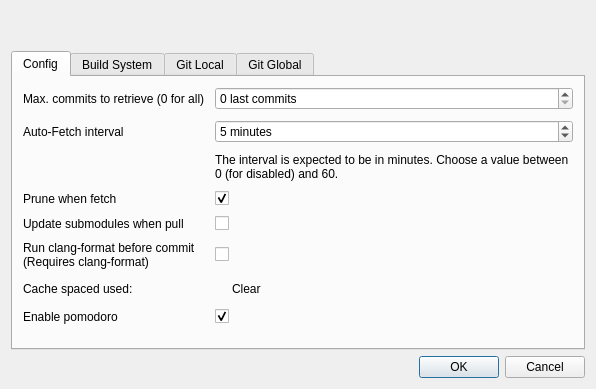
Old version of the form src/aux_widgets/RepoConfigDlg.ui in the repository francescmm/GitQlient.
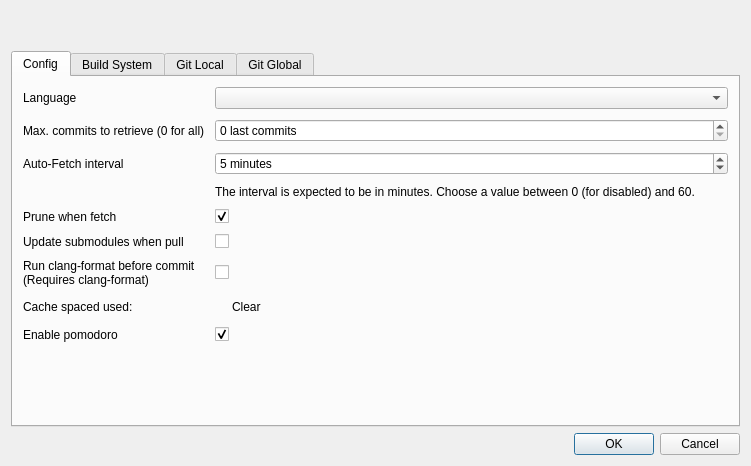
New version of the form. Icons and pictures are not drawn. Custom widgets are drawn as their Qt base class.

Commit message: #181 Adding translation management + English

Diff of the .ui file:
```diff
--- a/src/aux_widgets/RepoConfigDlg.ui
+++ b/src/aux_widgets/RepoConfigDlg.ui
@@ -6,8 +6,8 @@
    <rect>
     <x>0</x>
     <y>0</y>
-    <width>596</width>
-    <height>389</height>
+    <width>751</width>
+    <height>466</height>
    </rect>
   </property>
   <property name="windowTitle">
@@ -75,51 +75,14 @@
        <property name="spacing">
         <number>10</number>
        </property>
-       <item row="3" column="0">
-        <widget class="QLabel" name="label_2">
-         <property name="text">
-          <string>Prune when fetch</string>
-         </property>
-        </widget>
-       </item>
-       <item row="3" column="1">
-        <widget class="CheckBox" name="pruneOnFetch">
-         <property name="text">
-          <string/>
-         </property>
-         <property name="checked">
-          <bool>true</bool>
-         </property>
-        </widget>
-       </item>
-       <item row="9" column="1">
-        <spacer name="verticalSpacer">
-         <property name="orientation">
-          <enum>Qt::Vertical</enum>
-         </property>
-         <property name="sizeHint" stdset="0">
-          <size>
-           <width>20</width>
-           <height>40</height>
-          </size>
-         </property>
-        </spacer>
-       </item>
-       <item row="5" column="1">
+       <item row="6" column="1">
         <widget class="CheckBox" name="clangFormat">
          <property name="text">
           <string/>
          </property>
         </widget>
        </item>
-       <item row="0" column="0">
-        <widget class="QLabel" name="label_7">
-         <property name="text">
-          <string>Max. commits to retrieve (0 for all)</string>
-         </property>
-        </widget>
-       </item>
-       <item row="0" column="1">
+       <item row="1" column="1">
         <widget class="QSpinBox" name="sbMaxCommits">
          <property name="suffix">
           <string> last commits</string>
@@ -135,51 +98,7 @@
          </property>
         </widget>
        </item>
-       <item row="2" column="1">
-        <widget class="QLabel" name="label_3">
-         <property name="text">
-          <string>The interval is expected to be in minutes. Choose a value between 0 (for disabled) and 60.</string>
-         </property>
-         <property name="wordWrap">
-          <bool>true</bool>
-         </property>
-        </widget>
-       </item>
-       <item row="1" column="0">
-        <widget class="QLabel" name="label">
-         <property name="text">
-          <string>Auto-Fetch interval</string>
-         </property>
-        </widget>
-       </item>
-       <item row="1" column="1">
-        <widget class="QSpinBox" name="autoFetch">
-         <property name="suffix">
-          <string> minutes</string>
-         </property>
-         <property name="maximum">
-          <number>60</number>
-         </property>
-         <property name="value">
-          <number>5</number>
-         </property>
-        </widget>
-       </item>
-       <item row="7" column="0">
-        <widget class="QLabel" name="label_4">
-         <property name="text">
-          <string>Cache spaced used:</string>
-         </property>
-        </widget>
-       </item>
-       <item row="5" column="0">
-        <widget class="QLabel" name="labelClangFormat">
-         <property name="text">
-          <string>&lt;html&gt;&lt;head/&gt;&lt;body&gt;&lt;p&gt;Run clang-format before commit&lt;br/&gt;(Requires clang-format)&lt;/p&gt;&lt;/body&gt;&lt;/html&gt;</string>
-         </property>
-        </widget>
-       </item>
-       <item row="7" column="1">
+       <item row="8" column="1">
         <layout class="QHBoxLayout" name="horizontalLayout">
          <property name="spacing">
           <number>10</number>
@@ -213,37 +132,128 @@
          </item>
         </layout>
        </item>
-       <item row="4" column="0">
+       <item row="1" column="0">
+        <widget class="QLabel" name="label_7">
+         <property name="text">
+          <string>Max. commits to retrieve (0 for all)</string>
+         </property>
+        </widget>
+       </item>
+       <item row="5" column="0">
         <widget class="QLabel" name="label_5">
          <property name="text">
           <string>Update submodules when pull</string>
          </property>
         </widget>
        </item>
+       <item row="2" column="0">
+        <widget class="QLabel" name="label">
+         <property name="text">
+          <string>Auto-Fetch interval</string>
+         </property>
+        </widget>
+       </item>
+       <item row="3" column="1">
+        <widget class="QLabel" name="label_3">
+         <property name="text">
+          <string>The interval is expected to be in minutes. Choose a value between 0 (for disabled) and 60.</string>
+         </property>
+         <property name="wordWrap">
+          <bool>true</bool>
+         </property>
+        </widget>
+       </item>
+       <item row="10" column="1">
+        <spacer name="verticalSpacer">
+         <property name="orientation">
+          <enum>Qt::Vertical</enum>
+         </property>
+         <property name="sizeHint" stdset="0">
+          <size>
+           <width>20</width>
+           <height>40</height>
+          </size>
+         </property>
+        </spacer>
+       </item>
+       <item row="4" column="0">
+        <widget class="QLabel" name="label_2">
+         <property name="text">
+          <string>Prune when fetch</string>
+         </property>
+        </widget>
+       </item>
        <item row="4" column="1">
-        <widget class="CheckBox" name="updateOnPull">
+        <widget class="CheckBox" name="pruneOnFetch">
          <property name="text">
           <string/>
          </property>
+         <property name="checked">
+          <bool>true</bool>
+         </property>
         </widget>
        </item>
        <item row="8" column="0">
+        <widget class="QLabel" name="label_4">
+         <property name="text">
+          <string>Cache spaced used:</string>
+         </property>
+        </widget>
+       </item>
+       <item row="2" column="1">
+        <widget class="QSpinBox" name="autoFetch">
+         <property name="suffix">
+          <string> minutes</string>
+         </property>
+         <property name="maximum">
+          <number>60</number>
+         </property>
+         <property name="value">
+          <number>5</number>
+         </property>
+        </widget>
+       </item>
+       <item row="9" column="1">
+        <widget class="CheckBox" name="cbPomodoroEnabled">
+         <property name="text">
+          <string/>
+         </property>
+         <property name="checked">
+          <bool>true</bool>
+         </property>
+        </widget>
+       </item>
+       <item row="5" column="1">
+        <widget class="CheckBox" name="updateOnPull">
+         <property name="text">
+          <string/>
+         </property>
+        </widget>
+       </item>
+       <item row="9" column="0">
         <widget class="QLabel" name="label_13">
          <property name="text">
           <string>Enable pomodoro</string>
          </property>
         </widget>
        </item>
-       <item row="8" column="1">
-        <widget class="CheckBox" name="cbPomodoroEnabled">
+       <item row="6" column="0">
+        <widget class="QLabel" name="labelClangFormat">
          <property name="text">
-          <string/>
+          <string>&lt;html&gt;&lt;head/&gt;&lt;body&gt;&lt;p&gt;Run clang-format before commit&lt;br/&gt;(Requires clang-format)&lt;/p&gt;&lt;/body&gt;&lt;/html&gt;</string>
          </property>
-         <property name="checked">
-          <bool>true</bool>
+        </widget>
+       </item>
+       <item row="0" column="0">
+        <widget class="QLabel" name="label_8">
+         <property name="text">
+          <string>Language</string>
          </property>
         </widget>
        </item>
+       <item row="0" column="1">
+        <widget class="QComboBox" name="cbTranslations"/>
+       </item>
       </layout>
      </widget>
      <widget class="QWidget" name="tab_4">
@@ -351,16 +361,16 @@
   </layout>
  </widget>
  <customwidgets>
-  <customwidget>
-   <class>CheckBox</class>
-   <extends>QCheckBox</extends>
-   <header>CheckBox.h</header>
-  </customwidget>
   <customwidget>
    <class>ButtonLink</class>
    <extends>QLabel</extends>
    <header>ButtonLink.hpp</header>
   </customwidget>
+  <customwidget>
+   <class>CheckBox</class>
+   <extends>QCheckBox</extends>
+   <header>CheckBox.h</header>
+  </customwidget>
  </customwidgets>
  <tabstops>
   <tabstop>tabWidget</tabstop>
```
The commit also changes 9 other files.
